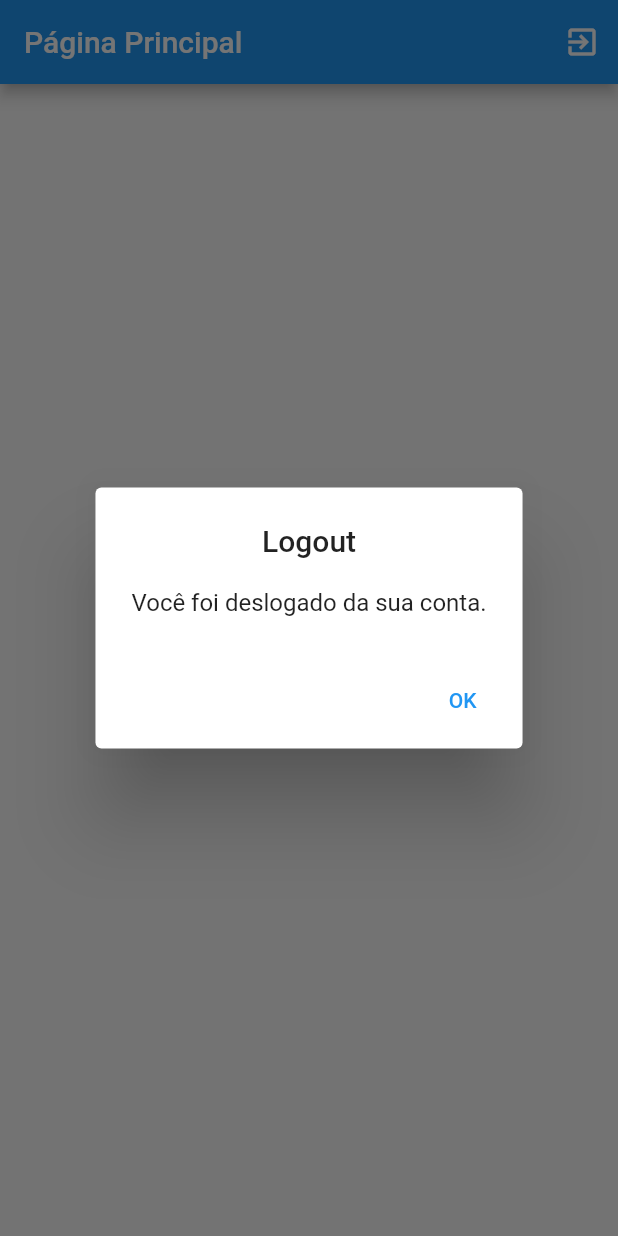
After one commit to luizeduardom/training_sheep_app, a Flutter app: the PaginaPrincipal screen opened directly, after a tap on the "exit to app" icon, on a phone screen of 412 x 824 dp. The commit adds this screen. Run offline on Flutter 3.47's test engine with Material 2 defaults, Android fonts, the phone set to English and light mode, and no system bars; our stand-ins replace cloud_firestore, firebase_auth, firebase_core; accounts and stored records are empty; network calls fail.

Commit message:
redirecionamento para página principal feito e criado botão de logout

```diff
--- a/lib/LoginPage.dart
+++ b/lib/LoginPage.dart
@@ -2,6 +2,7 @@ import 'package:cloud_firestore/cloud_firestore.dart';
 import 'package:flutter/material.dart';
 import 'package:firebase_auth/firebase_auth.dart';
 
+import 'PaginaPrincipal.dart';
 import 'SplashScreen.dart';
 import 'containers/dialogGen.dart';
 
@@ -25,6 +26,13 @@ class _LoginPageState extends State<LoginPage> {
         email: email,
         password: password,
       );
+
+      if (userCredential.user != null) {
+        Navigator.of(context).pushReplacement(MaterialPageRoute(
+          builder: (context) => PaginaPrincipal(),
+        ));
+      }
+
 
       mostrarDlgGenerica(context, "Logado com sucesso");
     } on FirebaseAuthException catch (e) {
@@ -66,7 +74,7 @@ class _LoginPageState extends State<LoginPage> {
                     controller: _emailController,
                     decoration: InputDecoration(labelText: 'Email'),
                   ),
-                  TextField(
+                  TextFormField(
                     controller: _passwordController,
                     decoration: InputDecoration(
                       labelText: 'Senha',
--- /dev/null
+++ b/lib/PaginaPrincipal.dart
@@ -0,0 +1,56 @@
+
+import 'package:firebase_auth/firebase_auth.dart';
+import 'package:flutter/material.dart';
+import 'package:training_sheet_app/LoginPage.dart';
+import 'package:training_sheet_app/containers/dialogGen.dart';
+
+class PaginaPrincipal extends StatelessWidget {
+  final FirebaseAuth _auth = FirebaseAuth.instance;
+
+  void signOut(BuildContext context) async {
+    try {
+      showDialog(
+        context: context,
+        builder: (BuildContext context) {
+          return AlertDialog(
+            title: const Text('Logout', textAlign: TextAlign.center),
+            content: const Text('Você foi deslogado da sua conta.'),
+            actions: <Widget>[
+              TextButton(
+                child: const Text('OK'),
+                onPressed: () {
+                  Navigator.of(context).pop(); // Fecha o diálogo.
+                  Navigator.of(context).pushReplacement(MaterialPageRoute(
+                    builder: (context) => LoginPage(),
+                  ));
+                },
+              ),
+            ],
+          );
+        },
+      );
+    } catch (e) {
+      print('Erro ao fazer logout: $e');
+    }
+  }
+
+  @override
+  Widget build(BuildContext context) {
+    return Scaffold(
+      appBar: AppBar(
+        title: const Text('Página Principal'),
+        actions: [
+          IconButton(
+            icon: const Icon(Icons.exit_to_app),
+            onPressed: () {
+              signOut(context);
+            },
+          ),
+        ],
+      ),
+      body: const Center(
+        child: Text('Bem-vindo à página principal!'),
+      ),
+    );
+  }
+}
```
